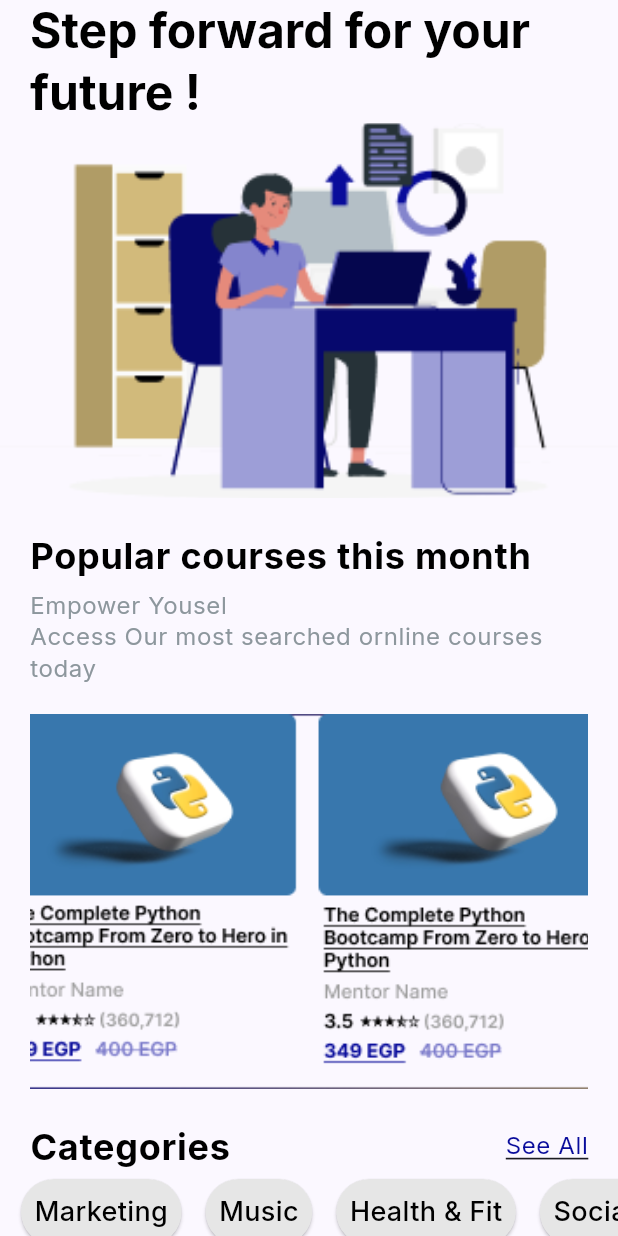
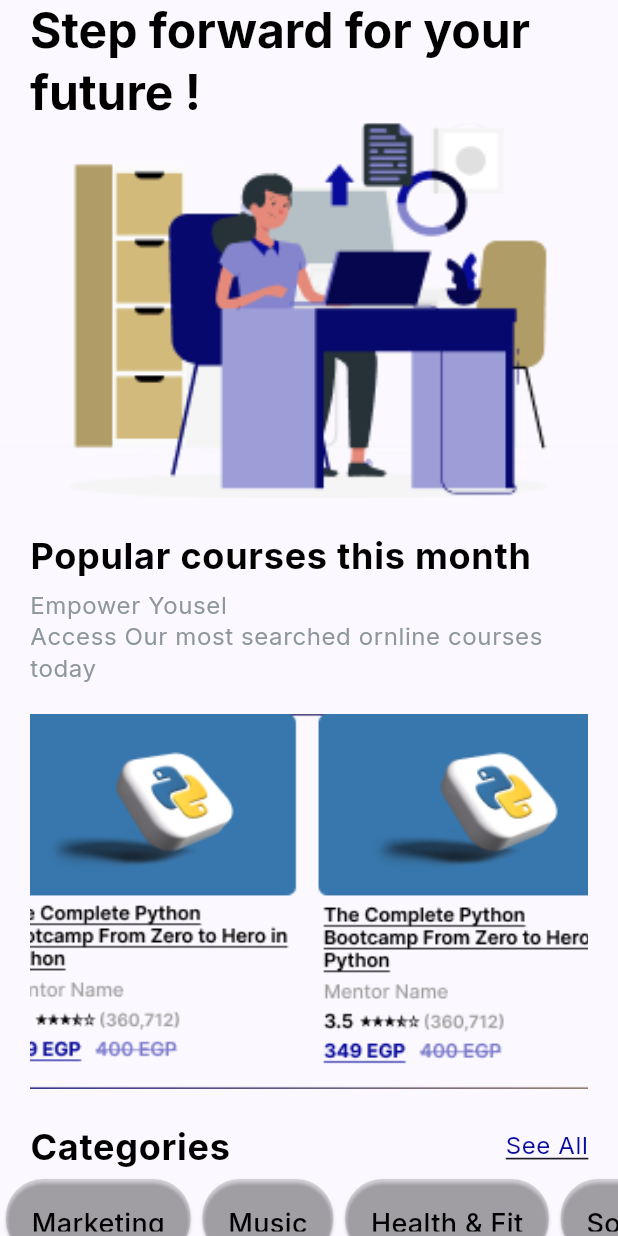
Before and after one commit to elaksher080/elaksher080-Golden_Gate-final_year_project-, a Flutter app: the HomeView screen opened directly, on a phone screen of 412 x 824 dp. Run offline on Flutter 3.47's test engine with Material 3 defaults, Android fonts, the light colour scheme and no system bars; our stand-ins replace google_fonts.

Commit message:
home_view

```diff
--- a/lib/moduls/pages/home/home_view.dart
+++ b/lib/moduls/pages/home/home_view.dart
@@ -1,4 +1,6 @@
 import 'package:flutter/material.dart';
+
+import '../../register/sign_up.dart';
 
 class HomeView extends StatefulWidget {
   const HomeView({super.key});
@@ -10,21 +12,6 @@ class HomeView extends StatefulWidget {
 class _HomeViewState extends State<HomeView> {
   @override
   Widget build(BuildContext context) {
-    final List<String> interests = [
-      'Marketing',
-      'Music',
-      'Health & Fit',
-      'Social Media',
-      'Personal skills',
-      'Design',
-      'Office',
-      'Teaching skills',
-      'IT & Software',
-      'Photography',
-      'Yoga',
-      'Writing',
-      'Meditation',
-    ];
     List<String> selectedInterests = [];
     var theme = Theme.of(context);
     return Scaffold(
@@ -80,46 +67,111 @@ class _HomeViewState extends State<HomeView> {
                         color: Color(0xFF090C9B)))),
           ],
         ),
-        SingleChildScrollView(
+        SizedBox(
+          height: 60,
+          child: ListView(
             scrollDirection: Axis.horizontal,
-          child: Container(
-            margin: EdgeInsets.only(left: 10, right: 10),
-            child: Wrap(
-              spacing: 8.0,
-              runSpacing: 8.0,
-              children: interests.map((interest) {
-                final isSelected = selectedInterests.contains(interest);
-                return GestureDetector(
+            children: [
+              GestureDetector(
+                child: carddd(
+                  title: 'Marketing',
+                ),
                 onTap: () {
-                    setState(() {
-                      if (isSelected) {
-                        selectedInterests.remove(interest);
-                      } else {
-                        selectedInterests.add(interest);
-                      }
-                    });
+                  Navigator.push(
+                    context,
+                    MaterialPageRoute(builder: (context) => SiginUp()),
+                  );
                 },
-                  child: Card(
-                    shape: RoundedRectangleBorder(
-                        borderRadius: BorderRadius.circular(25)),
-                    color: isSelected
-                        ? Color(0xFF090C9B).withOpacity(.45)
-                        : Color(0xFFE6E6E6),
-                    child: Padding(
-                      padding: const EdgeInsets.all(9.0),
-                      child: Text(
-                        interest,
-                        style: TextStyle(
-                          fontSize: 18.0,
-                          fontWeight: FontWeight.w500,
-                          color: isSelected ? Colors.white : Colors.black,
               ),
+              GestureDetector(
+                child: carddd(
+                  title: 'Music',
                 ),
+                onTap: () {
+                  Navigator.push(
+                    context,
+                    MaterialPageRoute(builder: (context) => SiginUp()),
+                  );
+                },
               ),
+              GestureDetector(
+                child: carddd(
+                  title: 'Health & Fit',
                 ),
+                onTap: () {
+                  Navigator.push(
+                    context,
+                    MaterialPageRoute(builder: (context) => SiginUp()),
                   );
-              }).toList(),
+                },
               ),
+              GestureDetector(
+                child: carddd(
+                  title: 'Social Media',
+                ),
+                onTap: () {
+                  Navigator.push(
+                    context,
+                    MaterialPageRoute(builder: (context) => SiginUp()),
+                  );
+                },
+              ),
+              GestureDetector(
+                child: carddd(
+                  title: 'Personal skills',
+                ),
+                onTap: () {
+                  Navigator.push(
+                    context,
+                    MaterialPageRoute(builder: (context) => SiginUp()),
+                  );
+                },
+              ),
+              GestureDetector(
+                child: carddd(
+                  title: 'Design',
+                ),
+                onTap: () {
+                  Navigator.push(
+                    context,
+                    MaterialPageRoute(builder: (context) => SiginUp()),
+                  );
+                },
+              ),
+              GestureDetector(
+                child: carddd(
+                  title: 'Office',
+                ),
+                onTap: () {
+                  Navigator.push(
+                    context,
+                    MaterialPageRoute(builder: (context) => SiginUp()),
+                  );
+                },
+              ),
+              GestureDetector(
+                child: carddd(
+                  title: 'Teaching skills',
+                ),
+                onTap: () {
+                  Navigator.push(
+                    context,
+                    MaterialPageRoute(builder: (context) => SiginUp()),
+                  );
+                },
+              ),
+              GestureDetector(
+                child: carddd(
+                  title: 'IT & Software',
+                ),
+                onTap: () {
+                  Navigator.push(
+                    context,
+                    MaterialPageRoute(builder: (context) => SiginUp()),
+                  );
+                },
+              ),
+            ],
           ),
         ),
         Container(
@@ -134,3 +186,48 @@ class _HomeViewState extends State<HomeView> {
     );
   }
 }
+
+class carddd extends StatelessWidget {
+  const carddd({
+    super.key,
+    required this.title,
+  });
+
+  final String title;
+
+  @override
+  Widget build(BuildContext context) {
+    return Card(
+      shape: RoundedRectangleBorder(borderRadius: BorderRadius.circular(25)),
+      color: Colors.black12,
+      child: Padding(
+        padding: EdgeInsets.all(9.0),
+        child: Padding(
+          padding: const EdgeInsets.all(8.0),
+          child: Text(
+            title,
+            style: TextStyle(
+              fontSize: 18.0,
+              fontWeight: FontWeight.w500,
+              color: Colors.black,
+            ),
+          ),
+        ),
+      ),
+    );
+  }
+}
+
+class PopularCourses extends StatelessWidget {
+  const PopularCourses({
+    super.key,
+    required this.title,
+  });
+
+  final String title;
+
+  @override
+  Widget build(BuildContext context) {
+    throw UnimplementedError();
+  }
+}
```
Lines whose indentation alone changed are shown as unchanged.
